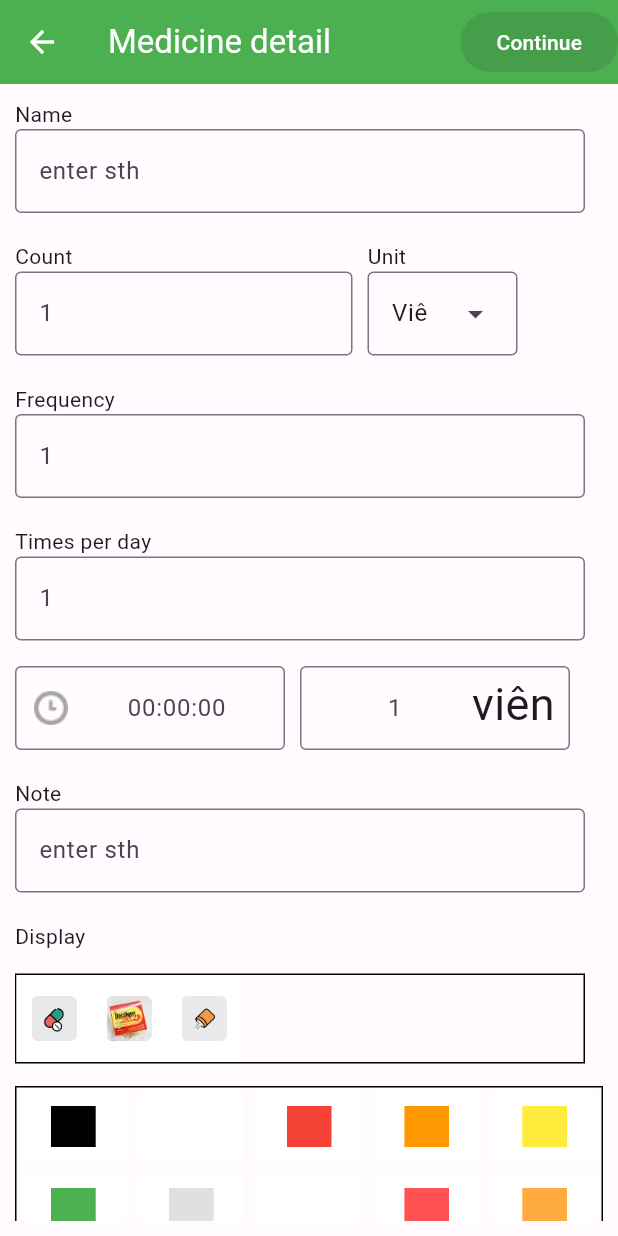
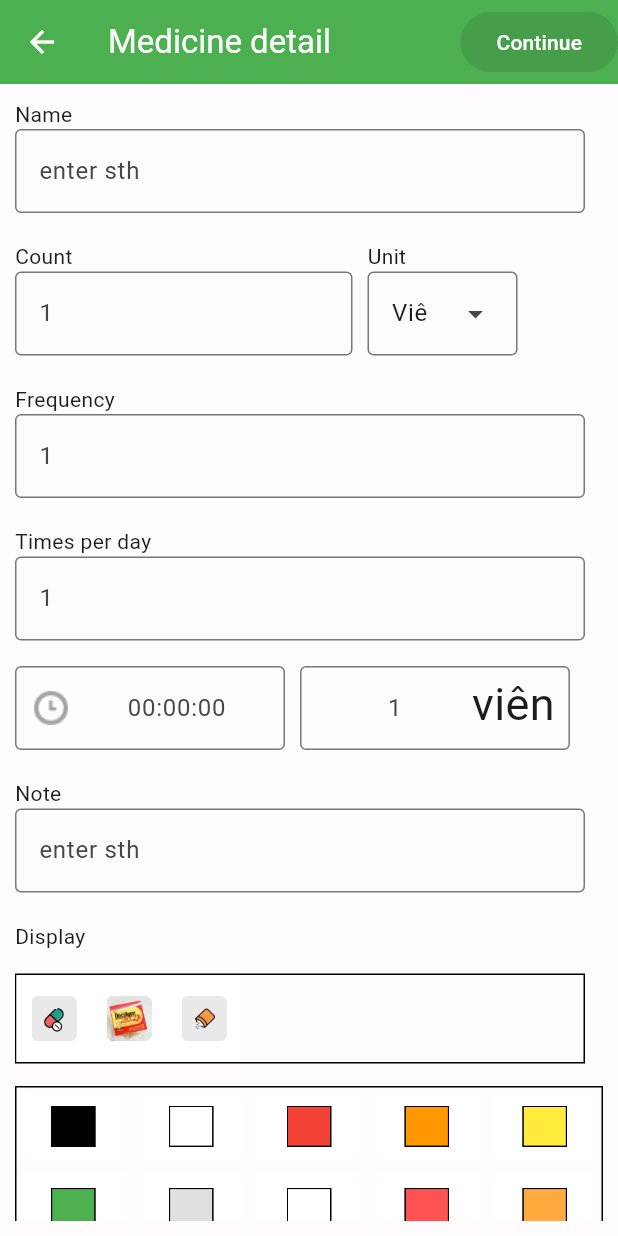
Before and after one commit to HaoNguyenHuu/Project, a Flutter app: the MedicineInfo screen opened directly, on a phone screen of 412 x 824 dp. Run offline on Flutter 3.47's test engine with Material 2 defaults, Android fonts, the phone set to English and light mode, and no system bars.

Commit message:
latest update

```diff
--- a/lib/Medicine_Info.dart
+++ b/lib/Medicine_Info.dart
@@ -116,8 +116,8 @@ class _DisplayColorState extends State<DisplayColor>{
             ),
             itemBuilder: (context,index){
               return Container(
-                width: 40,
-                height: 40,
+                width: 35,
+                height: 35,
                 color: isSelected == index? Color.fromRGBO(209, 235, 236, 1) : Colors.white,
                 padding: EdgeInsets.all(2.0),
                 child: IconButton(
@@ -125,7 +125,10 @@ class _DisplayColorState extends State<DisplayColor>{
                     child: Container(
                       width: 30,
                       height: 30,
-                      color: ColorList[index],
+                      decoration: BoxDecoration(
+                        color: ColorList[index],
+                        border: Border.all(color: Colors.black)
+                      ),
                     )
                   ),
                   onPressed: (){
```
Also changed, not shown: lib/main.dart (+1 -29 lines).
